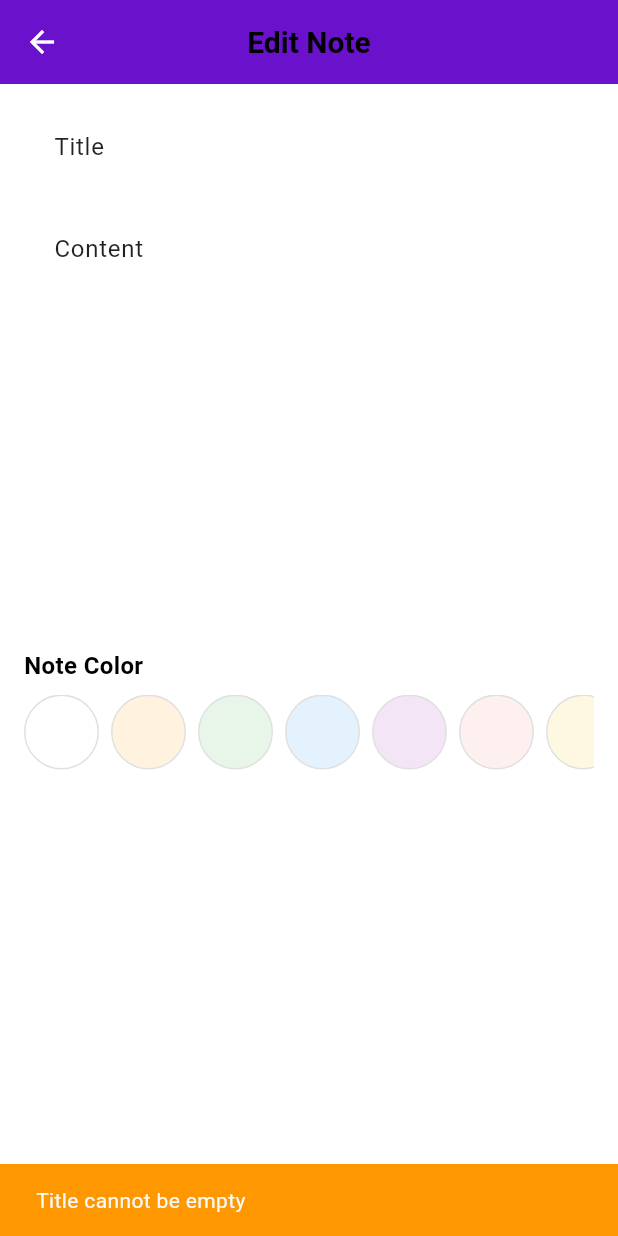
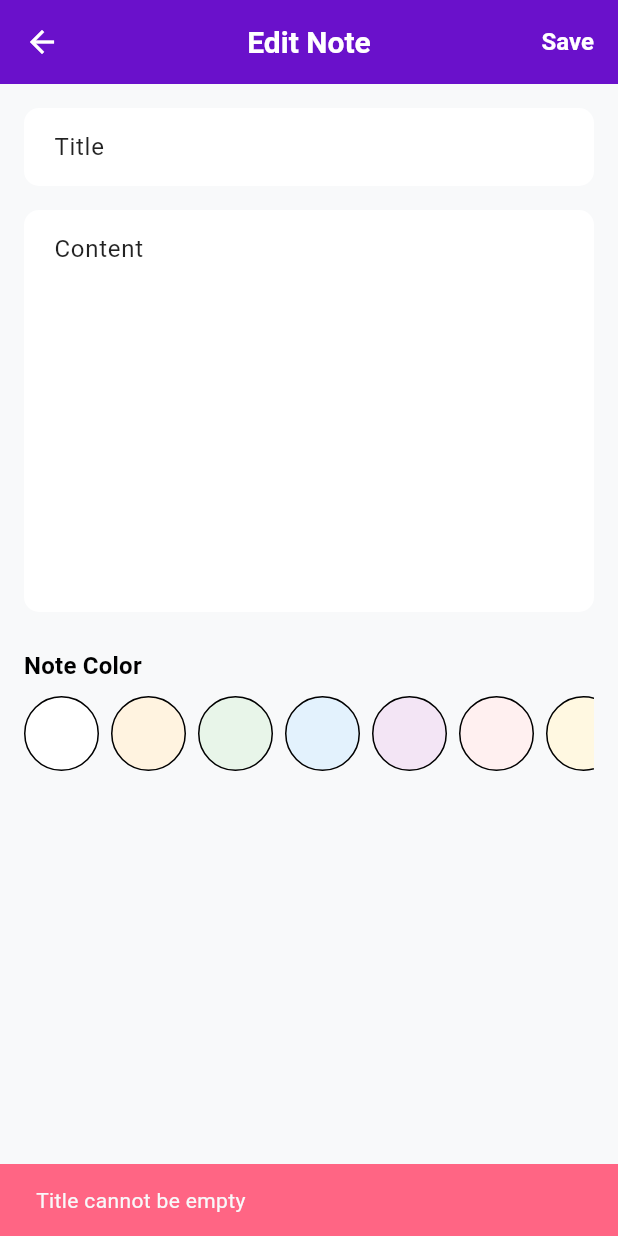
Before and after one commit to BaTh21/whisper-space-bot, a Flutter app: the EditNoteScreen screen opened directly with empty values, after a tap on "Save", on a phone screen of 412 x 824 dp. Run offline on Flutter 3.47's test engine with Material 3 defaults, Android fonts, the phone set to English and light mode, and no system bars; our stand-ins replace cached_network_image, chewie, equatable, file_picker, go_router, image_picker and 6 more; missing offline and left inert: awesome_emoji_picker, dart:ffi, record; accounts and stored records are empty; network calls fail.

Commit message:
commit note

```diff
--- a/whisper-app/whisper_app/lib/features/notes/presentation/screens/edit_note_screen.dart
+++ b/whisper-app/whisper_app/lib/features/notes/presentation/screens/edit_note_screen.dart
@@ -1,4 +1,3 @@
-// lib/features/notes/presentation/screens/edit_note_screen.dart
 import 'package:flutter/material.dart';
 import 'package:provider/provider.dart';
 import 'package:whisper_space_flutter/features/notes/data/models/note_model.dart';
@@ -14,21 +13,21 @@
 }
 
 class _EditNoteScreenState extends State<EditNoteScreen> {
+  static const List<Color> _colorOptions = [
+    Colors.white,
+    Color(0xFFFFF3E0),
+    Color(0xFFE8F5E9),
+    Color(0xFFE3F2FD),
+    Color(0xFFF3E5F5),
+    Color(0xFFFFF0F0),
+    Color(0xFFFFF8E1),
+  ];
+
   late final TextEditingController _titleController;
   late final TextEditingController _contentController;
 
   late Color _selectedColor;
   bool _isLoading = false;
-
-  final List<Color> _colorOptions = [
-    Colors.white,
-    const Color(0xFFFFF3E0),
-    const Color(0xFFE8F5E9),
-    const Color(0xFFE3F2FD),
-    const Color(0xFFF3E5F5),
-    const Color(0xFFFFF0F0),
-    const Color(0xFFFFF8E1),
-  ];
 
   @override
   void initState() {
@@ -47,21 +46,12 @@
 
   @override
   Widget build(BuildContext context) {
-    final isDarkMode = Theme.of(context).brightness == Brightness.dark;
-    final textColor = isDarkMode ? Colors.white : Colors.black;
-    final labelColor = isDarkMode ? Colors.white70 : Colors.black87;
-    final backgroundColor = isDarkMode ? const Color(0xFF1E1E1E) : Colors.white;
-    final inputFillColor = isDarkMode ? const Color(0xFF2C2C2C) : Colors.white;
+    final theme = Theme.of(context);
+    final colorScheme = theme.colorScheme;
 
     return Scaffold(
-      backgroundColor: backgroundColor,
       appBar: AppBar(
-        title: Text(
-          'Edit Note',
-          style: TextStyle(color: textColor),
-        ),
-        elevation: 0,
-        backgroundColor: isDarkMode ? const Color(0xFF1E1E1E) : null,
+        title: const Text('Edit Note'),
         actions: [
           TextButton(
             onPressed: _isLoading ? null : _updateNote,
@@ -69,58 +59,46 @@
                 ? const SizedBox(
                     width: 20,
                     height: 20,
-                    child: CircularProgressIndicator(strokeWidth: 2),
+                    child: CircularProgressIndicator(
+                      strokeWidth: 2,
+                      color: Colors.white,
+                    ),
                   )
-                : Text(
+                : const Text(
                     'Save',
-                    style: TextStyle(color: Theme.of(context).primaryColor),
+                    style: TextStyle(color: Colors.white),
                   ),
           ),
         ],
       ),
-      body: ListView(
+      body: GestureDetector(
+        onTap: () => FocusScope.of(context).unfocus(),
+        child: ListView(
           padding: const EdgeInsets.all(16),
           children: [
-          // Title field
             TextField(
               controller: _titleController,
-            style: TextStyle(color: textColor),
-            decoration: InputDecoration(
+              decoration: const InputDecoration(
                 labelText: 'Title',
-              labelStyle: TextStyle(color: labelColor),
-              border: const OutlineInputBorder(),
-              filled: true,
-              fillColor: inputFillColor,
+                border: OutlineInputBorder(),
               ),
             ),
-
             const SizedBox(height: 16),
-
-          // Content field
             TextField(
               controller: _contentController,
-            style: TextStyle(color: textColor),
-            decoration: InputDecoration(
+              decoration: const InputDecoration(
                 labelText: 'Content',
-              labelStyle: TextStyle(color: labelColor),
-              border: const OutlineInputBorder(),
+                border: OutlineInputBorder(),
                 alignLabelWithHint: true,
-              filled: true,
-              fillColor: inputFillColor,
               ),
               maxLines: 10,
               keyboardType: TextInputType.multiline,
             ),
-
             const SizedBox(height: 24),
-
-          // Color selection
             Text(
               'Note Color',
-            style: TextStyle(
-              fontSize: 16,
+              style: theme.textTheme.titleMedium?.copyWith(
                 fontWeight: FontWeight.w600,
-              color: textColor,
               ),
             ),
             const SizedBox(height: 8),
@@ -132,7 +110,12 @@
                 separatorBuilder: (_, __) => const SizedBox(width: 8),
                 itemBuilder: (context, index) {
                   final color = _colorOptions[index];
-                return GestureDetector(
+                  final isSelected = _selectedColor == color;
+
+                  return Semantics(
+                    label: 'Color option',
+                    value: isSelected ? 'Selected' : null,
+                    child: GestureDetector(
                       onTap: () => setState(() => _selectedColor = color),
                       child: Container(
                         width: 50,
@@ -140,10 +123,11 @@
                           color: color,
                           shape: BoxShape.circle,
                           border: Border.all(
-                        color: _selectedColor == color
-                            ? Theme.of(context).primaryColor
-                            : (isDarkMode ? Colors.white24 : Colors.grey.shade300),
-                        width: _selectedColor == color ? 3 : 1,
+                            color: isSelected
+                                ? colorScheme.primary
+                                : theme.dividerColor,
+                            width: isSelected ? 3 : 1,
+                          ),
                         ),
                       ),
                     ),
@@ -153,21 +137,22 @@
             ),
           ],
         ),
+      ),
     );
   }
 
   Future<void> _updateNote() async {
     if (_titleController.text.trim().isEmpty) {
       ScaffoldMessenger.of(context).showSnackBar(
-        const SnackBar(
-          content: Text('Title cannot be empty'),
-          backgroundColor: Colors.orange,
+        SnackBar(
+          content: const Text('Title cannot be empty'),
+          backgroundColor: Theme.of(context).colorScheme.tertiary,
         ),
       );
       return;
     }
 
-    setState(() => _isLoading = true);
+    if (mounted) setState(() => _isLoading = true);
 
     try {
       final notesProvider = Provider.of<NotesProvider>(context, listen: false);
@@ -183,12 +168,11 @@
 
       if (mounted) {
         ScaffoldMessenger.of(context).showSnackBar(
-          const SnackBar(
-            content: Text('Note updated successfully'),
-            backgroundColor: Colors.green,
+          SnackBar(
+            content: const Text('Note updated successfully'),
+            backgroundColor: Theme.of(context).colorScheme.primary,
           ),
         );
-
         Navigator.pop(context, updatedNote);
       }
     } catch (e) {
@@ -196,14 +180,12 @@
         ScaffoldMessenger.of(context).showSnackBar(
           SnackBar(
             content: Text('Failed to update note: $e'),
-            backgroundColor: Colors.red,
+            backgroundColor: Theme.of(context).colorScheme.error,
           ),
         );
       }
     } finally {
-      if (mounted) {
-        setState(() => _isLoading = false);
+      if (mounted) setState(() => _isLoading = false);
     }
   }
 }
-}
```
Also changed, not shown: whisper-app/whisper_app/lib/features/notes/presentation/providers/notes_provider.dart (+49 -50 lines), whisper-app/whisper_app/lib/features/notes/presentation/screens/create_note_screen.dart (+30 -27 lines), 1 other file. Lines whose indentation alone changed are shown as unchanged.
